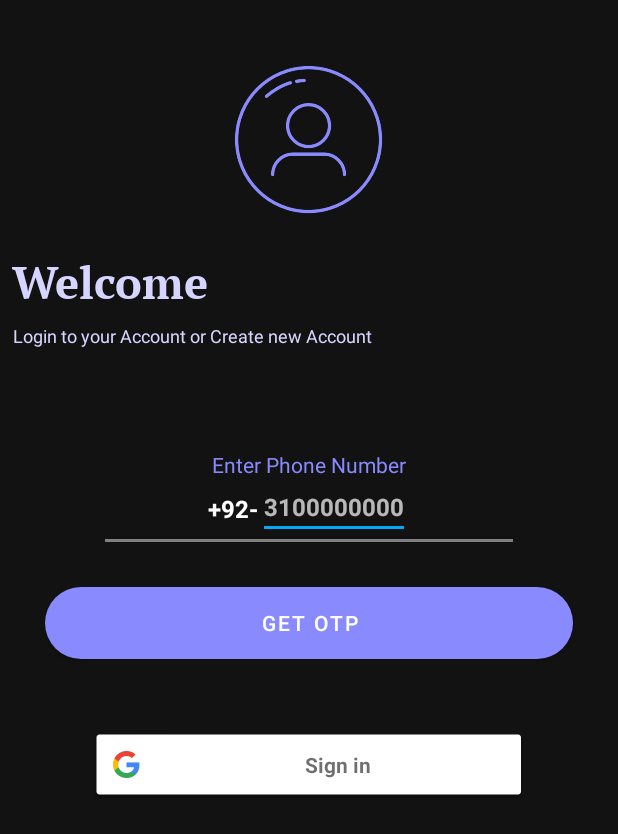
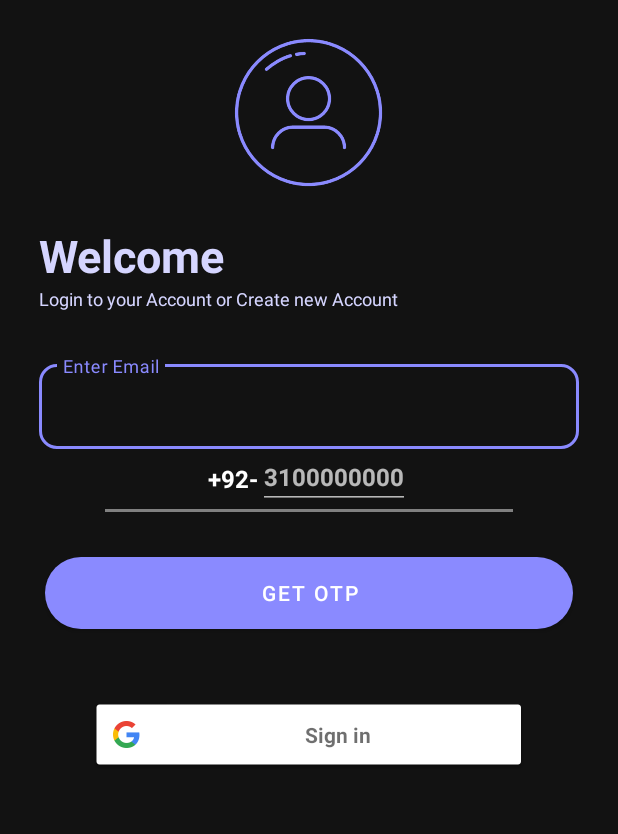
Before and after one commit to AhtishamShakeel/PixelPayout, an Android app: the screen it shows after launch (Auth), after a tap on "GET STARTED", on a phone screen of 412 x 824 dp. Shown: the top 834 px of the screen. Run offline under Robolectric (Android 15) with nearby library versions, the phone set to English and light mode, and no system bars; our stand-ins replace AdMob, Firebase (no records; nobody signed in at launch, a user with empty details on screens opened directly).

Commit message:
initial psuh

```diff
--- /dev/null
+++ b/app/src/main/res/color/text_input_stroke_color.xml
@@ -0,0 +1,5 @@
+<?xml version="1.0" encoding="utf-8"?>
+<selector xmlns:android="http://schemas.android.com/apk/res/android">
+    <item android:color="@color/primary" android:state_focused="true"/> <!-- Focused -->
+    <item android:color="@color/gray"/> <!-- Default -->
+</selector>
--- a/app/src/main/res/layout/activity_auth.xml
+++ b/app/src/main/res/layout/activity_auth.xml
@@ -16,18 +16,6 @@
         android:gravity="center_horizontal"
         android:orientation="vertical">
 
-        <FrameLayout
-            android:layout_width="match_parent"
-            android:layout_height="250dp"
-            android:layout_gravity="center_horizontal">
-
-            <LinearLayout
-                android:layout_width="match_parent"
-                android:layout_height="match_parent"
-                android:gravity="center"
-                android:orientation="vertical">
-
-
         <ImageView
             android:layout_width="150dp"
             android:layout_height="150dp"
@@ -37,9 +25,8 @@
         <TextView
             android:layout_width="match_parent"
             android:layout_height="wrap_content"
-                    android:layout_marginStart="5dp"
-                    android:fontFamily="@font/ptserif_bold"
             android:text="Welcome"
+            android:layout_marginHorizontal="26dp"
             android:textColor="@color/primary_text"
             android:textSize="30sp"
             android:textStyle="bold" />
@@ -47,29 +34,150 @@
         <TextView
             android:layout_width="match_parent"
             android:layout_height="wrap_content"
-                    android:layout_marginStart="6dp"
-                    android:layout_marginTop="7dp"
+            android:layout_marginHorizontal="26dp"
             android:text="Login to your Account or Create new Account"
             android:textSize="12sp"
             android:textColor="@color/primary_text"/>
 
+        <com.google.android.material.textfield.TextInputLayout
+            android:id="@+id/emailInputLayout"
+            style="@style/Widget.MaterialComponents.TextInputLayout.OutlinedBox"
+            android:layout_width="match_parent"
+            android:layout_height="wrap_content"
+            android:layout_marginTop="30dp"
+            android:layout_marginHorizontal="26dp"
+            app:layout_constraintTop_toBottomOf="@id/welcomeText"
+            app:boxStrokeColor="@color/text_input_stroke_color"
+            app:boxStrokeWidth="2dp"
+            app:boxBackgroundColor="@android:color/transparent"
+            app:shapeAppearanceOverlay="@style/RoundedTextInputLayout">
+
+            <com.google.android.material.textfield.TextInputEditText
+                android:id="@+id/inputEmail"
+                android:layout_width="match_parent"
+                android:layout_height="wrap_content"
+                android:hint="Enter Email"
+                android:inputType="textEmailAddress"
+                android:textSize="16sp" />
+
+        </com.google.android.material.textfield.TextInputLayout>
+
+        <LinearLayout
+            android:id="@+id/layoutExistingUser"
+            android:layout_width="match_parent"
+            android:layout_height="wrap_content"
+            android:visibility="gone"
+            android:gravity="center"
+            android:orientation="vertical">
+
+            <com.google.android.material.textfield.TextInputLayout
+                android:id="@+id/passwordInputLayout"
+                style="@style/Widget.MaterialComponents.TextInputLayout.OutlinedBox"
+                android:layout_width="match_parent"
+                android:layout_height="wrap_content"
+                android:layout_marginTop="20dp"
+                android:layout_marginHorizontal="26dp"
+                app:layout_constraintTop_toBottomOf="@id/welcomeText"
+                app:boxStrokeColor="@color/text_input_stroke_color"
+                app:boxStrokeWidth="2dp"
+                app:boxBackgroundColor="@android:color/transparent"
+                app:shapeAppearanceOverlay="@style/RoundedTextInputLayout">
+
+            <com.google.android.material.textfield.TextInputEditText
+                android:id="@+id/inputPassword"
+                android:layout_width="match_parent"
+                android:layout_height="wrap_content"
+                android:hint="Password"
+                android:inputType="textPassword"
+                android:textSize="16sp" />
+
+            </com.google.android.material.textfield.TextInputLayout>
+
+            <com.google.android.material.button.MaterialButton
+                android:id="@+id/btnLogin"
+                android:layout_width="match_parent"
+                android:layout_height="52dp"
+                android:layout_marginTop="30dp"
+                android:layout_marginHorizontal="26dp"
+                app:cornerRadius="@dimen/spacing_small"
+                android:textSize="24sp"
+                android:textStyle="bold"
+                android:fontFamily="@font/ptserif_bold"
+                android:text="Login" />
+
         </LinearLayout>
 
-        </FrameLayout>
+        <LinearLayout
+            android:id="@+id/layoutNewUser"
+            android:layout_width="match_parent"
+            android:layout_height="wrap_content"
+            android:visibility="gone"
+            android:gravity="center"
+            android:orientation="vertical">
+
+            <com.google.android.material.textfield.TextInputLayout
+                android:id="@+id/newPasswordInputLayout"
+                style="@style/Widget.MaterialComponents.TextInputLayout.OutlinedBox"
+                android:layout_width="match_parent"
+                android:layout_height="wrap_content"
+                android:layout_marginTop="20dp"
+                android:layout_marginHorizontal="26dp"
+                app:boxStrokeColor="@color/text_input_stroke_color"
+                app:boxStrokeWidth="2dp"
+                app:boxBackgroundColor="@android:color/transparent"
+                app:shapeAppearanceOverlay="@style/RoundedTextInputLayout">
+
+                <com.google.android.material.textfield.TextInputEditText
+                    android:id="@+id/inputNewPassword"
+                    android:layout_width="match_parent"
+                    android:layout_height="wrap_content"
+                    android:hint="New Password"
+                    android:inputType="textPassword"
+                    android:textSize="16sp" />
+
+            </com.google.android.material.textfield.TextInputLayout>
+
+            <com.google.android.material.textfield.TextInputLayout
+                android:id="@+id/newConfirmPasswordInputLayout"
+                style="@style/Widget.MaterialComponents.TextInputLayout.OutlinedBox"
+                android:layout_width="match_parent"
+                android:layout_height="wrap_content"
+                android:layout_marginTop="20dp"
+                android:layout_marginHorizontal="26dp"
+                app:layout_constraintTop_toBottomOf="@id/welcomeText"
+                app:boxStrokeColor="@color/text_input_stroke_color"
+                app:boxStrokeWidth="2dp"
+                app:boxBackgroundColor="@android:color/transparent"
+                app:shapeAppearanceOverlay="@style/RoundedTextInputLayout">
+
+                <com.google.android.material.textfield.TextInputEditText
+                    android:id="@+id/inputConfirmPassword"
+                    android:layout_width="match_parent"
+                    android:layout_height="wrap_content"
+                    android:hint="Confirm Password"
+                    android:inputType="textPassword"
+                    android:textSize="16sp" />
+
+            </com.google.android.material.textfield.TextInputLayout>
+
+            <com.google.android.material.button.MaterialButton
+                android:id="@+id/btnSignup"
+                android:layout_width="match_parent"
+                android:layout_height="52dp"
+                android:layout_marginTop="30dp"
+                android:layout_marginHorizontal="26dp"
+                app:cornerRadius="@dimen/spacing_small"
+                android:textSize="24sp"
+                android:textStyle="bold"
+                android:fontFamily="@font/ptserif_bold"
+                android:text="Signup" />
 
 
 
 
-        <TextView
-            android:layout_width="match_parent"
-            android:layout_height="wrap_content"
-            android:layout_marginStart="30dp"
-            android:layout_marginTop="50dp"
-            android:layout_marginEnd="30dp"
-            android:gravity="center"
-            android:text="@string/enter_phone_number"
-            android:textColor="@color/primary"
-            android:textSize="14sp"/>
+        </LinearLayout>
+
+
 
         <LinearLayout
             android:layout_width="match_parent"
--- a/app/src/main/res/values/themes.xml
+++ b/app/src/main/res/values/themes.xml
@@ -18,4 +18,9 @@
         <item name="windowMinWidthMajor">80%</item>
         <item name="windowMinWidthMinor">80%</item>
     </style>
+
+    <style name="RoundedTextInputLayout" parent="ShapeAppearance.MaterialComponents.SmallComponent">
+        <item name="cornerSize">12dp</item> <!-- Change to 8dp or 16dp as needed -->
+    </style>
+
 </resources>
```
Lines whose indentation alone changed are shown as unchanged.
